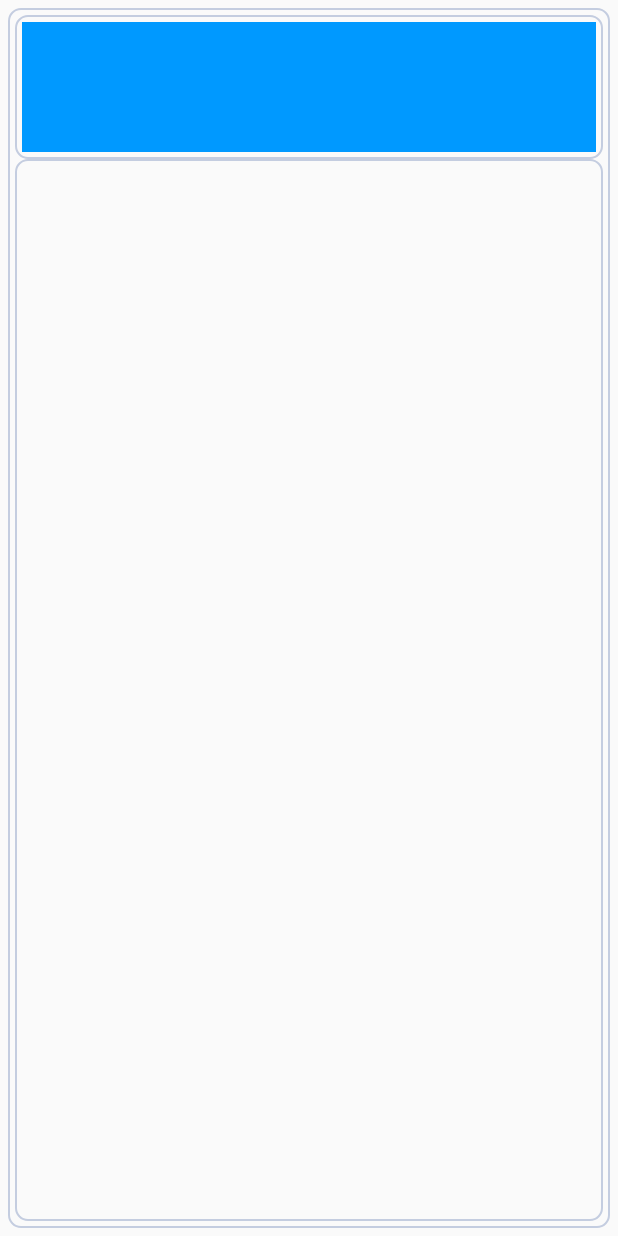
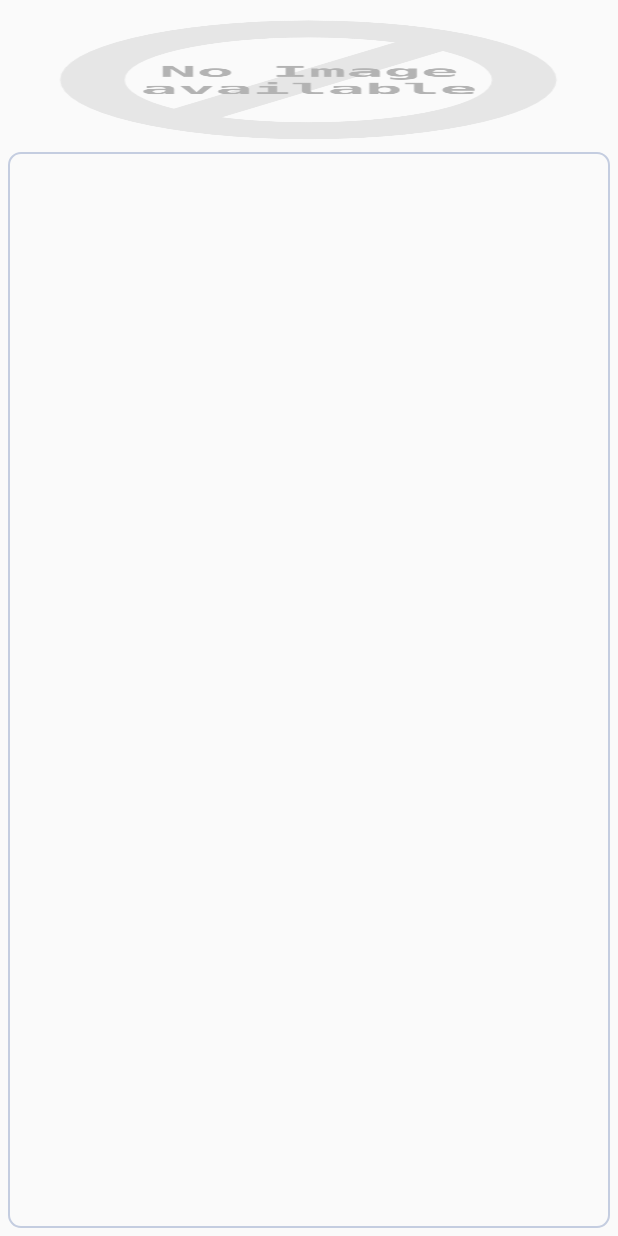
Before and after one commit to davidzzz/POS, an Android app: the layout list_kategori.xml on its own in the app's theme, with its tools: preview values and no code run, on a phone screen of 412 x 824 dp. Run offline under Robolectric (Android 15) with nearby library versions, the phone set to English and light mode, and no system bars.

Commit message:
tambah gambar no image

```diff
--- a/app/src/main/java/com/mobile/pos/adapter/MenuAdapter.java
+++ b/app/src/main/java/com/mobile/pos/adapter/MenuAdapter.java
@@ -14,6 +14,7 @@ import android.widget.Toast;
 
 import com.bumptech.glide.Glide;
 import com.bumptech.glide.load.engine.DiskCacheStrategy;
+import com.mobile.pos.Constant;
 import com.mobile.pos.OrderActivity;
 import com.mobile.pos.R;
 import com.mobile.pos.model.Menu;
@@ -63,10 +64,10 @@ public class MenuAdapter extends BaseAdapter {
         TextView teksHarga = (TextView) convertView.findViewById(R.id.harga);
         teksHarga.setText(format.format(m.getHarga()));
         ImageView image = (ImageView) convertView.findViewById(R.id.image);
-        String path = "http://192.168.56.1/FBClub/Help/Pictures/" + m.getKode() + ".jpg";
+        String path = "http://" + Constant.ip + "/FBClub/Help/Pictures/" + m.getKode() + ".jpg";
         File file = new File(path);
         if (!file.exists()) {
-            path = "http://192.168.56.1/FBClub/Help/Pictures/" + m.getKode() + ".bmp";
+            path = "http://" + Constant.ip + "/FBClub/Help/Pictures/" + m.getKode() + ".bmp";
             file = new File(path);
         }
         if (file.exists()) {
--- a/app/src/main/res/layout/list_kategori.xml
+++ b/app/src/main/res/layout/list_kategori.xml
@@ -10,14 +10,13 @@
         android:id="@+id/lytThumb"
         android:layout_margin="5dp"
         android:orientation="vertical"
-        android:background="@drawable/shape">
+        android:src="@drawable/shape">
         <ImageView
             android:id="@+id/image"
             android:layout_width="match_parent"
             android:layout_height="96dp"
-            android:background="@drawable/shape"
-            android:scaleType="centerCrop"
-            android:src="#0099FF" />
+            android:background="@drawable/no_image"
+            android:scaleType="centerCrop" />
         <View
             android:layout_width="match_parent"
             android:layout_height="match_parent"
--- a/app/src/main/res/layout/list_menu.xml
+++ b/app/src/main/res/layout/list_menu.xml
@@ -9,7 +9,7 @@
         android:layout_width="0dp"
         android:layout_height="wrap_content"
         android:layout_weight="1"
-        android:src="#0099FF"
+        android:src="@drawable/no_image"
         android:id="@+id/image"/>
 
     <LinearLayout
```
Also changed, not shown: app/src/main/java/com/mobile/pos/adapter/KategoriAdapter.java (+6 -2 lines).
